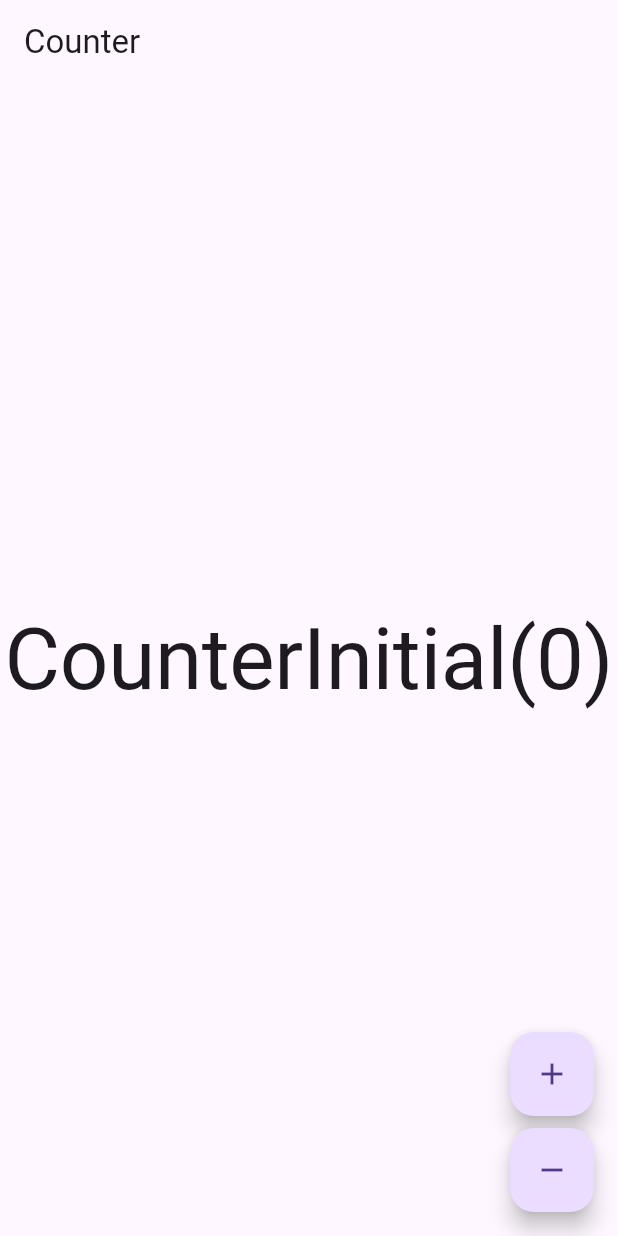
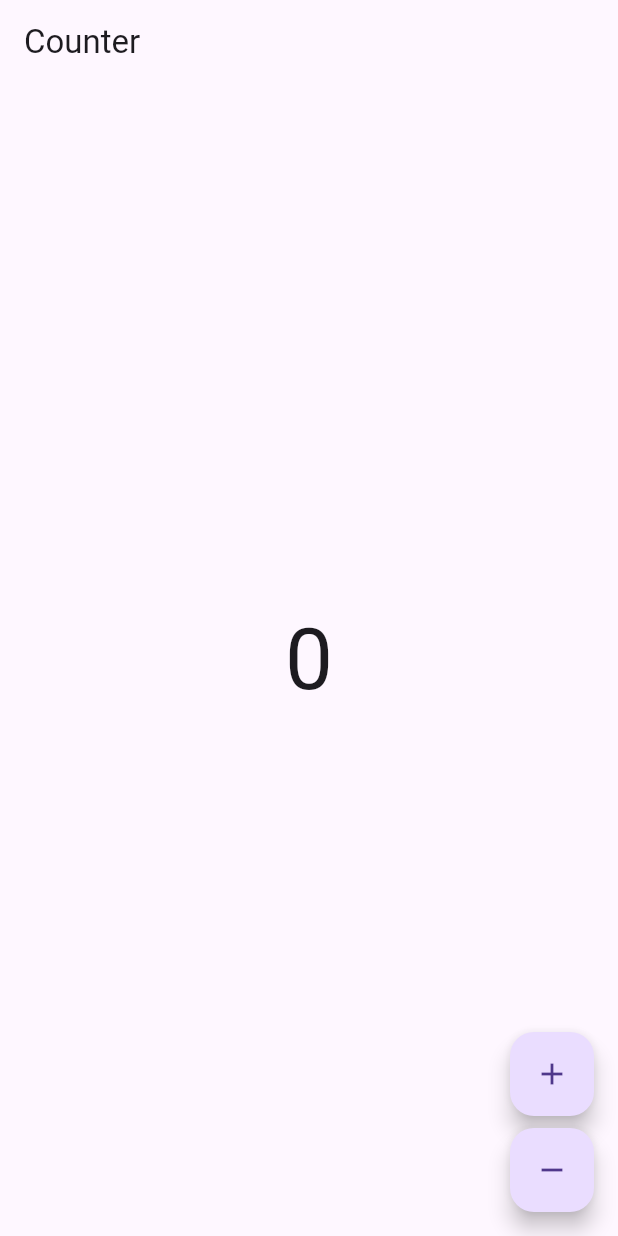
Before and after one commit to MiguelHG2351/flutter-clean-architecture, a Flutter app: the screen it shows after launch, on a phone screen of 412 x 824 dp. Run offline on Flutter 3.47's test engine with Material 3 defaults, Android fonts, the phone set to English and light mode, and no system bars; our stand-ins replace bloc, equatable, flutter_bloc, get_it, go_router, injectable; generated files the repository leaves out were written again.

Commit message:
Update README and improve counter state display
Expanded the README with detailed feature descriptions and setup information for the Flutter Clean Architecture template. Refactored CounterText widget to use BlocBuilder for reactive state updates, ensuring the UI reflects changes in CounterState.

```diff
--- a/lib/feature/counter/presentation/pages/counter_page.dart
+++ b/lib/feature/counter/presentation/pages/counter_page.dart
@@ -41,7 +41,10 @@ class CounterText extends StatelessWidget {
   Widget build(BuildContext context) {
     final theme = Theme.of(context);
 
-    final count = context.read<CounterCubit>().state;
-    return Text('$count', style: theme.textTheme.displayLarge);
+    return BlocBuilder<CounterCubit, CounterState>(
+      builder: (context, state) {
+        return Text('${state.value}', style: theme.textTheme.displayLarge);
+      },
+    );
   }
 }
```
Also changed, not shown: 1 other file.
